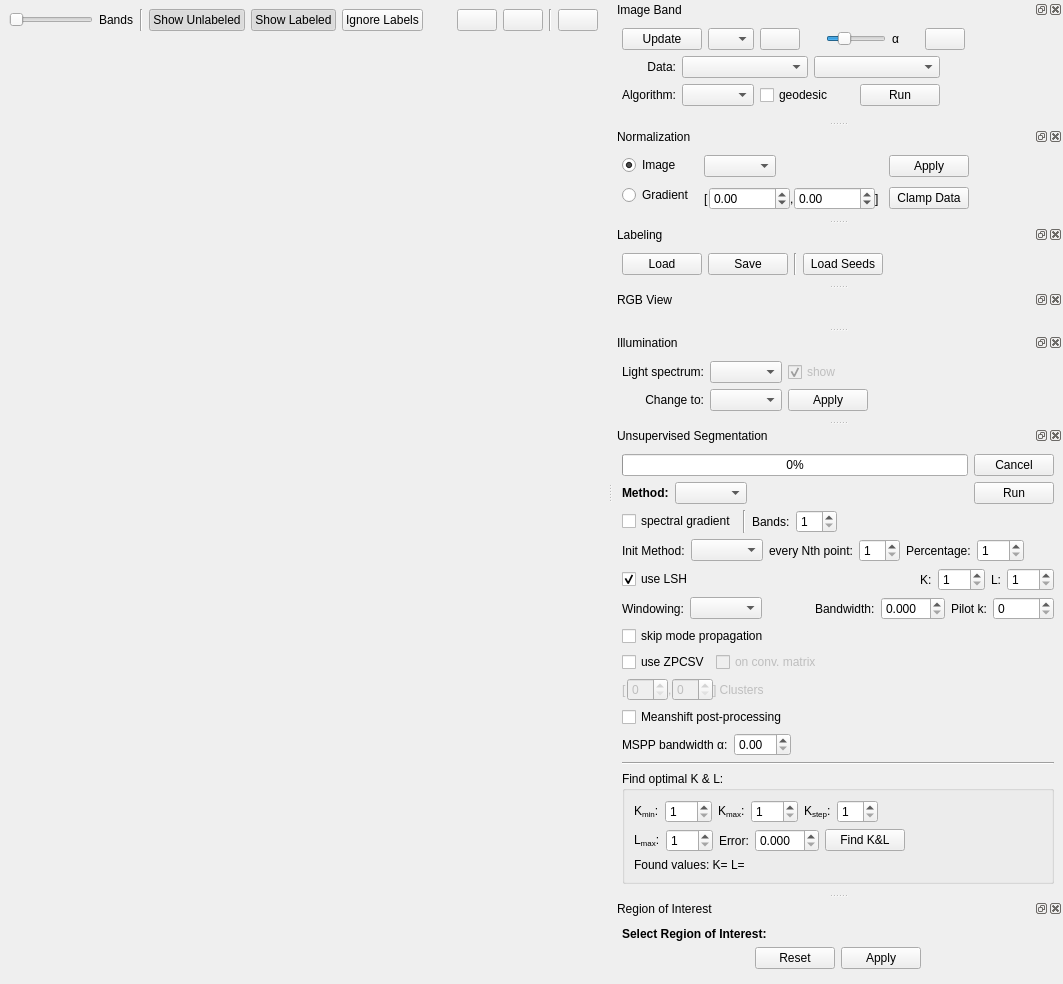
Above: gerbil/gui/viewerwindow.ui from gerbilvis/gerbil before the change. Below: the same form after it.
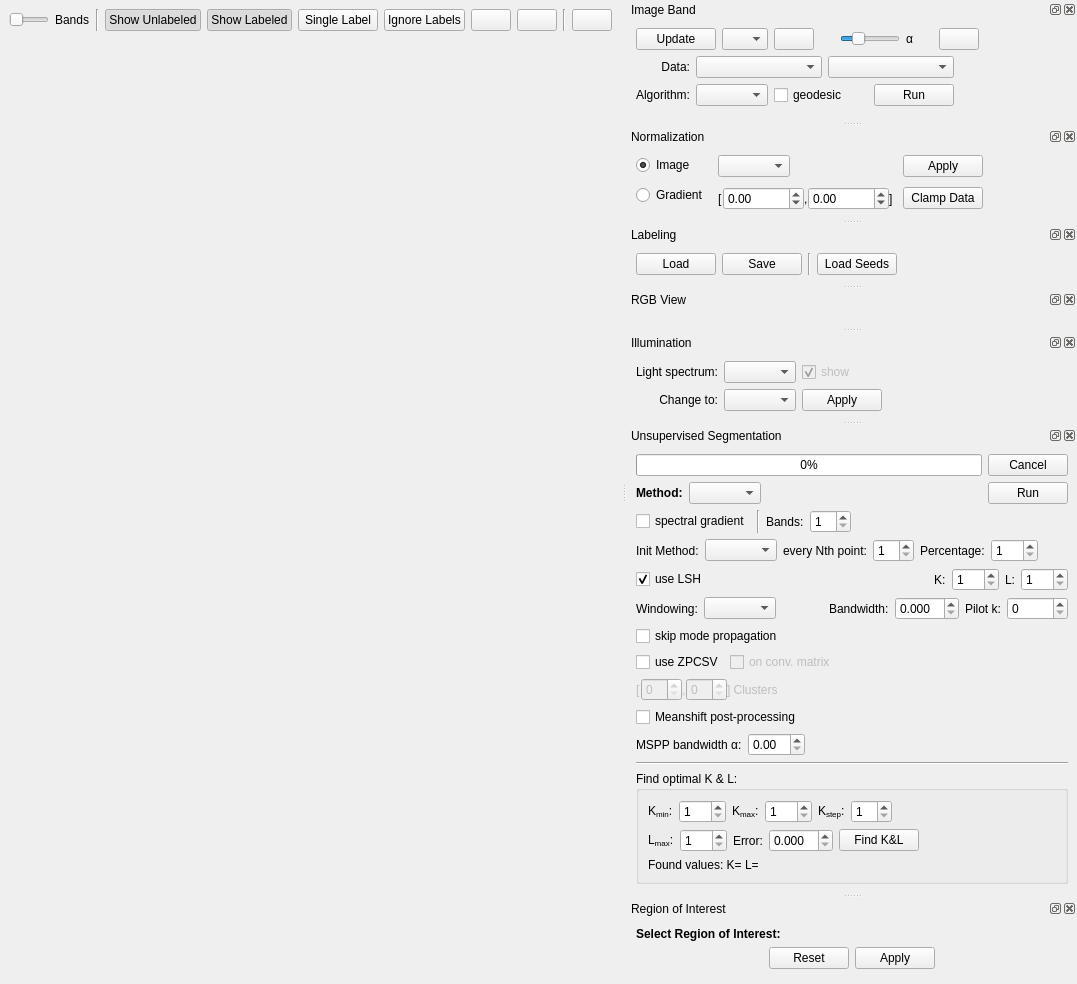
That is the form after the change. Icons and pictures are not drawn. Custom widgets are drawn as their Qt base class.

Diff of the .ui file:
```diff
--- a/gerbil/gui/viewerwindow.ui
+++ b/gerbil/gui/viewerwindow.ui
@@ -108,6 +108,22 @@
             </property>
            </widget>
           </item>
+          <item>
+           <widget class="QPushButton" name="singleButton">
+              <property name="toolTip">
+                <string>
+                  Show vectors of one label
+                  (hover over pixel in band view to select label)
+                </string>
+              </property>
+              <property name="text">
+                <string>Single Label</string>
+              </property>
+              <property name="checkable">
+                <bool>true</bool>
+              </property>
+            </widget>
+          </item>
           <item>
            <widget class="QPushButton" name="ignoreButton">
             <property name="toolTip">
```
